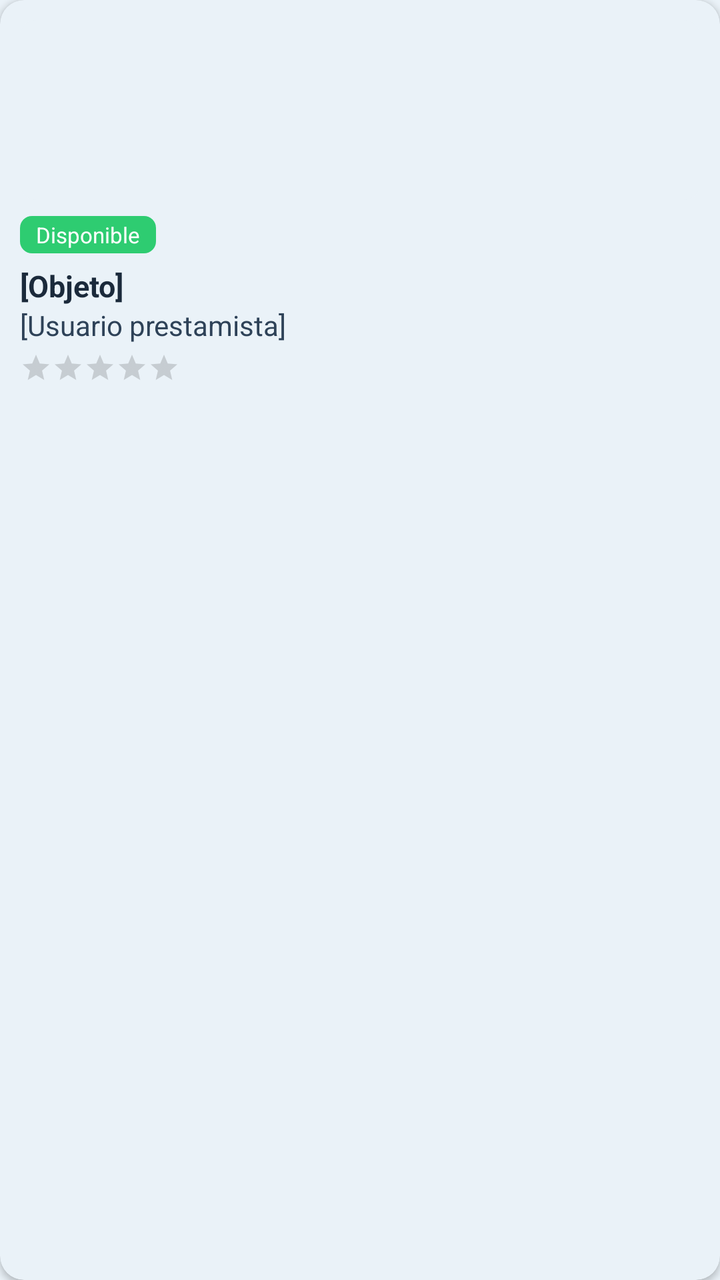
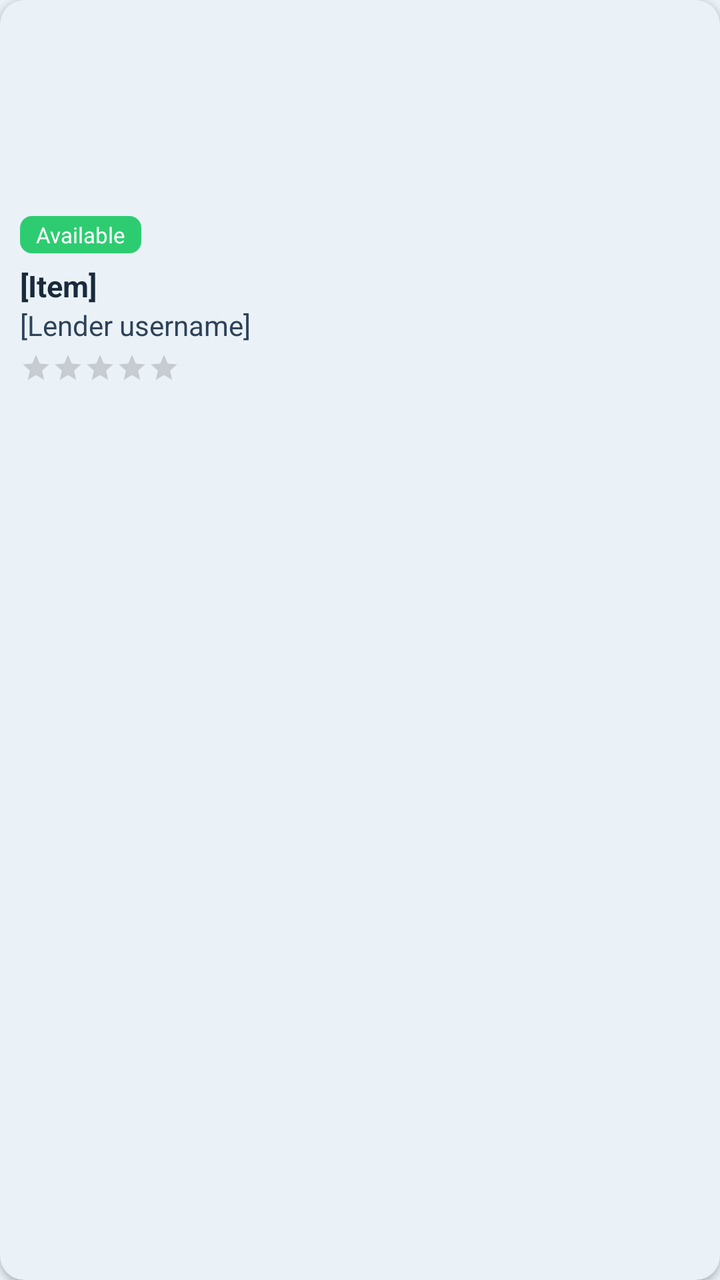

The first picture is an Android layout as it rendered before a commit; the second is the same layout after the commit. The layout source and the unified diff follow.
<!-- AndroidManifest.xml: application theme Theme.YipShare -->
<!-- res/layout/item_articulo.xml -->
<?xml version="1.0" encoding="utf-8"?>
<androidx.cardview.widget.CardView
    xmlns:android="http://schemas.android.com/apk/res/android"
    xmlns:app="http://schemas.android.com/apk/res-auto"
    xmlns:tools="http://schemas.android.com/tools"
    android:layout_width="match_parent"
    android:layout_height="wrap_content"
    app:cardCornerRadius="12dp"
    app:cardElevation="2dp"
    app:cardBackgroundColor="@color/color_tarjeta">

    <LinearLayout
        android:layout_width="match_parent"
        android:layout_height="wrap_content"
        android:orientation="vertical"
        android:padding="10dp">

        <View
            android:id="@+id/iv_imagen_articulo"
            android:layout_width="match_parent"
            android:layout_height="90dp"
            android:background="@drawable/bg_placeholder_imagen" />

        <TextView
            android:id="@+id/tv_estado_articulo"
            android:layout_width="wrap_content"
            android:layout_height="wrap_content"
            android:layout_marginTop="8dp"
            android:background="@drawable/bg_badge_disponible"
            android:paddingStart="8dp"
            android:paddingEnd="8dp"
            android:paddingTop="2dp"
            android:paddingBottom="2dp"
            android:text="Disponible"
            android:textColor="@android:color/white"
            android:textSize="11sp" />

        <TextView
            android:id="@+id/tv_nombre_articulo"
            style="@style/TextTitle"
            android:layout_width="wrap_content"
            android:layout_height="wrap_content"
            android:layout_marginTop="6dp"
            android:textSize="15sp"
            android:text="[Objeto]" />

        <TextView
            android:id="@+id/tv_prestamista"
            style="@style/TextBody"
            android:layout_width="wrap_content"
            android:layout_height="wrap_content"
            android:text="[Usuario prestamista]" />
        <RatingBar
            android:id="@+id/tv_calificacion"
            style="@style/Widget.AppCompat.RatingBar.Small"
            android:layout_width="wrap_content"
            android:layout_height="wrap_content"
            android:layout_marginTop="4dp"
            android:numStars="5"
            android:stepSize="0.5"
            android:isIndicator="true"
            android:progressTint="@color/azul_yipshare"
            tools:rating="4.5" />




    </LinearLayout>

</androidx.cardview.widget.CardView>
<!-- resources referenced by this layout -->
<resources>
  <color name="azul_yipshare">#1B2A3B</color>
  <color name="color_tarjeta">#EAF2F8</color>
  <!-- drawable bg_badge_disponible (drawable) -->
  <?xml version="1.0" encoding="utf-8"?>
  <shape xmlns:android="http://schemas.android.com/apk/res/android"
      android:shape="rectangle">
      <solid android:color="#2ECC71" />
      <corners android:radius="6dp" />
  </shape>
  <!-- drawable bg_placeholder_imagen (drawable) -->
  <?xml version="1.0" encoding="utf-8"?>
  <shape xmlns:android="http://schemas.android.com/apk/res/android"
      android:shape="rectangle">
      <solid android:color="@color/input_fondo" />
      <corners android:radius="8dp" />
  </shape>
  <style name="TextBody">
          <item name="android:textColor">@color/texto_secundario</item>
          <item name="android:textSize">14sp</item>
      </style>
  <style name="TextTitle">
          <item name="android:textColor">@color/azul_yipshare</item>
          <item name="android:textSize">18sp</item>
          <item name="android:textStyle">bold</item>
      </style>
  <style name="Theme.YipShare" parent="Theme.AppCompat.DayNight.NoActionBar">
          <item name="android:windowBackground">@color/fondo_pantalla</item>
      </style>
  <color name="input_fondo">#EAF2F8</color>
  <color name="texto_secundario">#2E4258</color>
  <color name="fondo_pantalla">#EAF2F8</color>
</resources>

<!-- the commit's change to res/layout/item_articulo.xml (unified diff, before → after) -->
@@ -31,7 +31,7 @@
             android:paddingEnd="8dp"
             android:paddingTop="2dp"
             android:paddingBottom="2dp"
-            android:text="Disponible"
+            android:text="@string/tv_estado_articulo"
             android:textColor="@android:color/white"
             android:textSize="11sp" />
 
@@ -42,14 +42,14 @@
             android:layout_height="wrap_content"
             android:layout_marginTop="6dp"
             android:textSize="15sp"
-            android:text="[Objeto]" />
+            android:text="@string/item_objeto" />
 
         <TextView
             android:id="@+id/tv_prestamista"
             style="@style/TextBody"
             android:layout_width="wrap_content"
             android:layout_height="wrap_content"
-            android:text="[Usuario prestamista]" />
+            android:text="@string/item_prestamista" />
         <RatingBar
             android:id="@+id/tv_calificacion"
             style="@style/Widget.AppCompat.RatingBar.Small"
<!-- resource entries referenced after the edit -->
@@ -16,6 +16,9 @@
       <solid android:color="@color/input_fondo" />
       <corners android:radius="8dp" />
   </shape>
+  <string name="item_objeto">[Item]</string>
+  <string name="item_prestamista">[Lender username]</string>
+  <string name="tv_estado_articulo">Available</string>
   <style name="TextBody">
           <item name="android:textColor">@color/texto_secundario</item>
           <item name="android:textSize">14sp</item>
